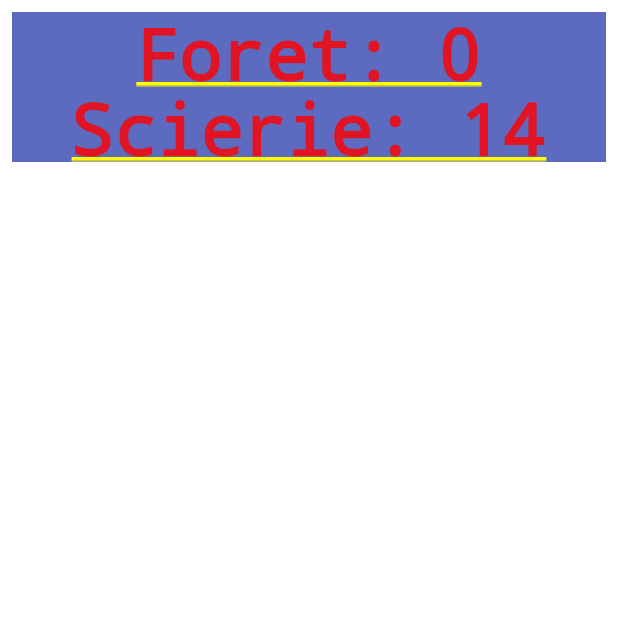
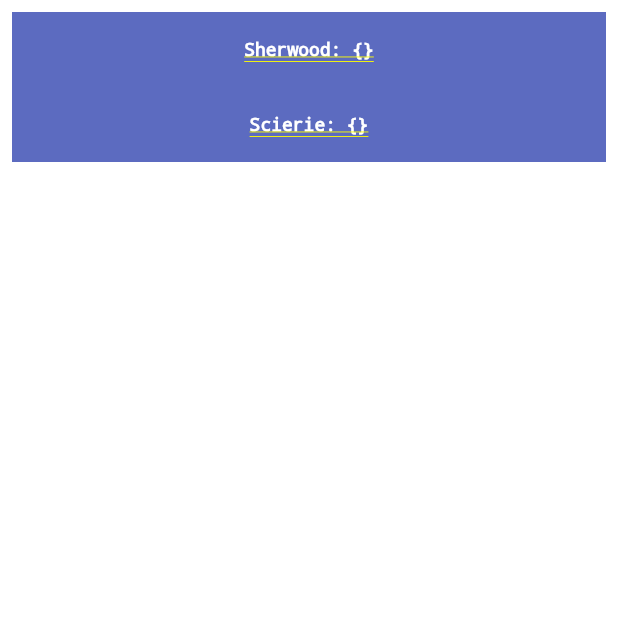
Before and after one commit to cesi-ril20/flutter-counter, a Flutter app: the first screen one second after launch, on a phone screen of 412 x 824 dp, the top half of it. Run offline on Flutter 3.47's test engine with Material 2 defaults, Android fonts, the phone set to English and light mode, and no system bars.

Commit message:
Dans la liste

```diff
--- a/lib/cesi_tycoon/route.dart
+++ b/lib/cesi_tycoon/commercial_route.dart
@@ -1,11 +1,11 @@
 import 'package:flutter_app/cesi_tycoon/location.dart';
 import 'package:flutter_app/cesi_tycoon/tickable.dart';
 
-class Route implements Tickable {
+class CommercialRoute implements Tickable {
   final Location origin;
   final Location destination;
   final String resource;
-  Route(this.origin, this.destination, this.resource);
+  CommercialRoute(this.origin, this.destination, this.resource);
 
   @override
   void tick() {
--- a/lib/cesi_tycoon/deposit.dart
+++ b/lib/cesi_tycoon/deposit.dart
@@ -29,4 +29,8 @@ class Deposit {
   bool hasRoomFor(String resource, int quantity) {
     return (_deposit[resource] ?? 0) + quantity <= MAX_QUANTITY;
   }
+
+  toString() {
+    return _deposit.toString();
+  }
 }
--- /dev/null
+++ b/lib/cesi_tycoon/game.dart
@@ -0,0 +1,17 @@
+import 'dart:async';
+
+import 'package:flutter_app/cesi_tycoon/location.dart';
+import 'package:flutter_app/cesi_tycoon/tickable.dart';
+
+class Game {
+  final locations = List<TickableObservable>();
+  final routes = List<Tickable>();
+
+  void init() {
+    const oneSec = const Duration(seconds: 1);
+    new Timer.periodic(oneSec, (Timer t) {
+      locations.forEach((tickable) => tickable.tick());
+      routes.forEach((tickable) => tickable.tick());
+    });
+  }
+}
--- a/lib/main.dart
+++ b/lib/main.dart
@@ -1,26 +1,29 @@
-import 'dart:async';
-
 import 'package:flutter/material.dart';
+import 'package:flutter_app/cesi_tycoon/commercial_route.dart';
+import 'package:flutter_app/models/observable.dart';
 import 'package:flutter_app/widgets/value_observer_widget.dart';
 
-import 'models/item.dart';
+import 'cesi_tycoon/game.dart';
+import 'cesi_tycoon/location.dart';
 
-var observableItem = ObservableItem("Foret", 0);
-var observableItem2 = ObservableItem("Scierie", 14);
-var tickables = <Tickable>[observableItem, observableItem2];
 void main() {
-  runApp(MyApp());
-
-  const oneSec = const Duration(seconds: 1);
-  new Timer.periodic(
-      oneSec,
-      (Timer t) => {
-            tickables.forEach((tickable) => {tickable.tick()})
-          });
+  final game = Game();
+  final foret = Foret("Sherwood");
+  final scierie = Scierie("Scierie");
+  final route = CommercialRoute(foret, scierie, "arbre");
+  game.locations.add(foret);
+  game.locations.add(scierie);
+  game.routes.add(route);
+  game.init();
+  runApp(MyApp(game));
 }
 
 class MyApp extends StatelessWidget {
   // This widget is the root of your application.
+  final Game game;
+
+  MyApp(this.game);
+
   @override
   Widget build(BuildContext context) {
     return MaterialApp(
@@ -42,30 +45,29 @@ class MyApp extends StatelessWidget {
         // closer together (more dense) than on mobile platforms.
         visualDensity: VisualDensity.adaptivePlatformDensity,
       ),
-      home: MyList(),
+      home: MyList(game.locations),
     );
   }
 }
 
 class MyList extends StatelessWidget {
-  MyList({Key key}) : super(key: key);
+  List<Observable> locations;
+  MyList(locations, {Key key}) : super(key: key) {
+    this.locations = locations.cast<Observable>();
+  }
+
   Widget build(BuildContext context) {
     return Container(
         color: Colors.white,
         child: ListView(
-          padding: const EdgeInsets.all(8),
-          children: <Widget>[
-            Container(
-              height: 50,
-              color: Colors.indigo[400],
-              child: Center(child: ValueObserverWidget(observableItem)),
-            ),
-            Container(
-              height: 50,
-              color: Colors.indigo[400],
-              child: Center(child: ValueObserverWidget(observableItem2)),
-            )
-          ],
-        ));
+            padding: const EdgeInsets.all(8),
+            children: locations
+                .map((e) => Container(
+                      height: 50,
+                      color: Colors.indigo[400],
+                      child: Center(child: ValueObserverWidget(e)),
+                    ))
+                .toList()
+                .cast<Widget>()));
   }
 }
--- a/lib/widgets/value_observer_widget.dart
+++ b/lib/widgets/value_observer_widget.dart
@@ -1,3 +1,4 @@
+import 'package:flutter/material.dart';
 import 'package:flutter/widgets.dart';
 import 'package:flutter_app/models/observable.dart';
 
@@ -29,6 +30,10 @@ class _ValueObserverState extends State<ValueObserverWidget>
   }
 
   Widget build(BuildContext context) {
-    return Text(_value);
+    return Text(_value,
+        style: TextStyle(
+          fontSize: 12,
+          color: Colors.white,
+        ));
   }
 }
```
Also changed, not shown: lib/cesi_tycoon/location.dart (+28 -1 lines), lib/models/item.dart (deleted, +0 -28 lines), 2 other files.
